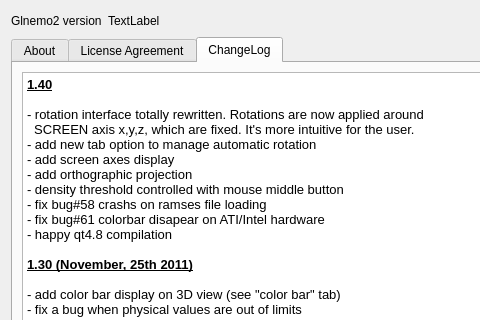
This is src/formabout.ui in jcldc/glnemo2 as Qt 5 draws it before an edit; both pictures show x 0 to 480 and y 0 to 320 of the 715 by 456 pixel window. The edited form follows.
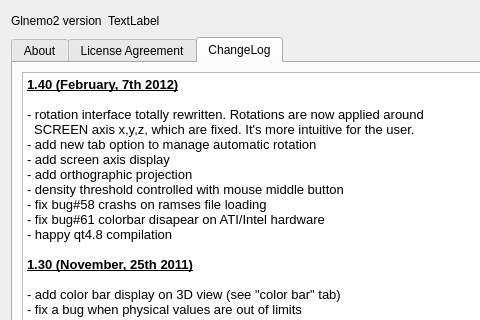
This is the edited form. Icons and pictures are not drawn.

Patch:
```diff
--- a/src/formabout.ui
+++ b/src/formabout.ui
@@ -1057,12 +1057,12 @@
 &lt;table border=&quot;0&quot; style=&quot;-qt-table-type: root; margin-top:4px; margin-bottom:4px; margin-left:4px; margin-right:4px;&quot;&gt;
 &lt;tr&gt;
 &lt;td style=&quot;border: none;&quot;&gt;
-&lt;p style=&quot; margin-top:0px; margin-bottom:0px; margin-left:0px; margin-right:0px; -qt-block-indent:0; text-indent:0px;&quot;&gt;&lt;span style=&quot; font-size:10pt; font-weight:600; text-decoration: underline;&quot;&gt;1.40&lt;/span&gt;&lt;/p&gt;
+&lt;p style=&quot; margin-top:0px; margin-bottom:0px; margin-left:0px; margin-right:0px; -qt-block-indent:0; text-indent:0px;&quot;&gt;&lt;span style=&quot; font-size:10pt; font-weight:600; text-decoration: underline;&quot;&gt;1.40 (February, 7th 2012)&lt;/span&gt;&lt;/p&gt;
 &lt;p style=&quot;-qt-paragraph-type:empty; margin-top:0px; margin-bottom:0px; margin-left:0px; margin-right:0px; -qt-block-indent:0; text-indent:0px; font-size:10pt;&quot;&gt;&lt;/p&gt;
 &lt;p style=&quot; margin-top:0px; margin-bottom:0px; margin-left:0px; margin-right:0px; -qt-block-indent:0; text-indent:0px;&quot;&gt;&lt;span style=&quot; font-size:10pt;&quot;&gt;- rotation interface totally rewritten. Rotations are now applied around&lt;/span&gt;&lt;/p&gt;
 &lt;p style=&quot; margin-top:0px; margin-bottom:0px; margin-left:0px; margin-right:0px; -qt-block-indent:0; text-indent:0px;&quot;&gt;&lt;span style=&quot; font-size:10pt;&quot;&gt;  SCREEN axis x,y,z, which are fixed. It's more intuitive for the user.&lt;/span&gt;&lt;/p&gt;
 &lt;p style=&quot; margin-top:0px; margin-bottom:0px; margin-left:0px; margin-right:0px; -qt-block-indent:0; text-indent:0px;&quot;&gt;&lt;span style=&quot; font-size:10pt;&quot;&gt;- add new tab option to manage automatic rotation&lt;/span&gt;&lt;/p&gt;
-&lt;p style=&quot; margin-top:0px; margin-bottom:0px; margin-left:0px; margin-right:0px; -qt-block-indent:0; text-indent:0px;&quot;&gt;&lt;span style=&quot; font-size:10pt;&quot;&gt;- add screen axes display&lt;/span&gt;&lt;/p&gt;
+&lt;p style=&quot; margin-top:0px; margin-bottom:0px; margin-left:0px; margin-right:0px; -qt-block-indent:0; text-indent:0px;&quot;&gt;&lt;span style=&quot; font-size:10pt;&quot;&gt;- add screen axis display&lt;/span&gt;&lt;/p&gt;
 &lt;p style=&quot; margin-top:0px; margin-bottom:0px; margin-left:0px; margin-right:0px; -qt-block-indent:0; text-indent:0px;&quot;&gt;&lt;span style=&quot; font-size:10pt;&quot;&gt;- add orthographic projection&lt;/span&gt;&lt;/p&gt;
 &lt;p style=&quot; margin-top:0px; margin-bottom:0px; margin-left:0px; margin-right:0px; -qt-block-indent:0; text-indent:0px;&quot;&gt;&lt;span style=&quot; font-size:10pt;&quot;&gt;- density threshold controlled with mouse middle button&lt;/span&gt;&lt;/p&gt;
 &lt;p style=&quot; margin-top:0px; margin-bottom:0px; margin-left:0px; margin-right:0px; -qt-block-indent:0; text-indent:0px;&quot;&gt;&lt;span style=&quot; font-size:10pt;&quot;&gt;- fix bug#58 crashs on ramses file loading&lt;/span&gt;&lt;/p&gt;
```
